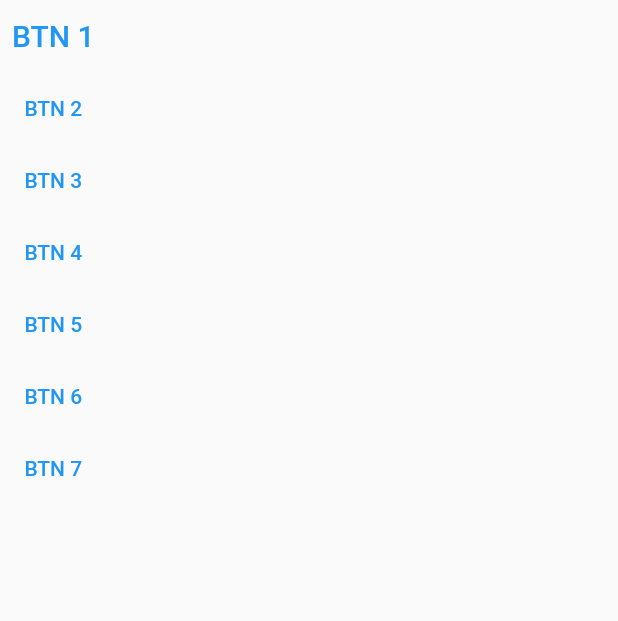
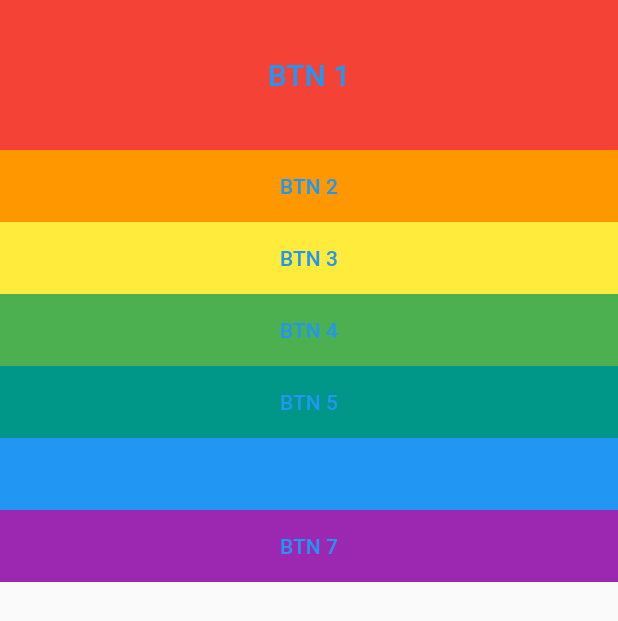
Before and after one commit to ing-arriola/xylophoneFlutter, a Flutter app: the screen it shows after launch, after a tap on "BTN 2", on a phone screen of 412 x 824 dp. Shown: the top 621 px of the screen. Run offline on Flutter 3.47's test engine with Material 2 defaults, Android fonts, the phone set to English and light mode, and no system bars; our stand-ins replace audioplayers.

Commit message:
now playing souds through a function

```diff
--- a/lib/main.dart
+++ b/lib/main.dart
@@ -5,71 +5,85 @@
 void main() => runApp(XylophoneApp());
 
 class XylophoneApp extends StatelessWidget {
+  void playSound(int soundNumber) {
+    final player = AudioCache();
+    player.play('note$soundNumber.wav');
+  }
+
   @override
   Widget build(BuildContext context) {
     return MaterialApp(
       home: Scaffold(
         body: SafeArea(
           child: Column(
+            crossAxisAlignment: CrossAxisAlignment.stretch,
             children: [
-              TextButton(
+              Container(
+                height: 100,
+                color: Colors.red,
+                child: TextButton(
                   onPressed: () {
-                  final player = AudioCache();
-                  // call this method when desired
-                  player.play('note1.wav');
+                    playSound(1);
                   },
                   child: Text(
                     'BTN 1',
                     style: TextStyle(fontSize: 20),
                   ),
                 ),
-              TextButton(
+              ),
+              Container(
+                color: Colors.orange,
+                child: TextButton(
                   onPressed: () {
-                  final player = AudioCache();
-                  // call this method when desired
-                  player.play('note2.wav');
+                    playSound(2);
                   },
                   child: Text('BTN 2'),
                 ),
-              TextButton(
+              ),
+              Container(
+                color: Colors.yellow,
+                child: TextButton(
                   onPressed: () {
-                  final player = AudioCache();
-                  // call this method when desired
-                  player.play('note3.wav');
+                    playSound(3);
                   },
                   child: Text('BTN 3'),
                 ),
-              TextButton(
+              ),
+              Container(
+                color: Colors.green,
+                child: TextButton(
                   onPressed: () {
-                  final player = AudioCache();
-                  // call this method when desired
-                  player.play('note4.wav');
+                    playSound(4);
                   },
                   child: Text('BTN 4'),
                 ),
-              TextButton(
+              ),
+              Container(
+                color: Colors.teal,
+                child: TextButton(
                   onPressed: () {
-                  final player = AudioCache();
-                  // call this method when desired
-                  player.play('note5.wav');
+                    playSound(5);
                   },
                   child: Text('BTN 5'),
                 ),
-              TextButton(
+              ),
+              Container(
+                color: Colors.blue,
+                child: TextButton(
                   onPressed: () {
-                  final player = AudioCache();
-                  // call this method when desired
-                  player.play('note6.wav');
+                    playSound(6);
                   },
                   child: Text('BTN 6'),
                 ),
-              TextButton(
+              ),
+              Container(
+                color: Colors.purple,
+                child: TextButton(
                   onPressed: () {
-                  final player = AudioCache();
-                  // call this method when desired
-                  player.play('note7.wav');
+                    playSound(7);
                   },
                   child: Text('BTN 7'),
+                ),
               ),
             ],
           ),
--- a/pubspec.yaml
+++ b/pubspec.yaml
@@ -11,7 +11,7 @@
     sdk: flutter
 
   cupertino_icons: ^0.1.2
-  audioplayers: ^0.17.0
+  audioplayers: ^0.10.0
 
 dev_dependencies:
   flutter_test:
```
Also changed, not shown: 1 other file. Lines whose indentation alone changed are shown as unchanged.
